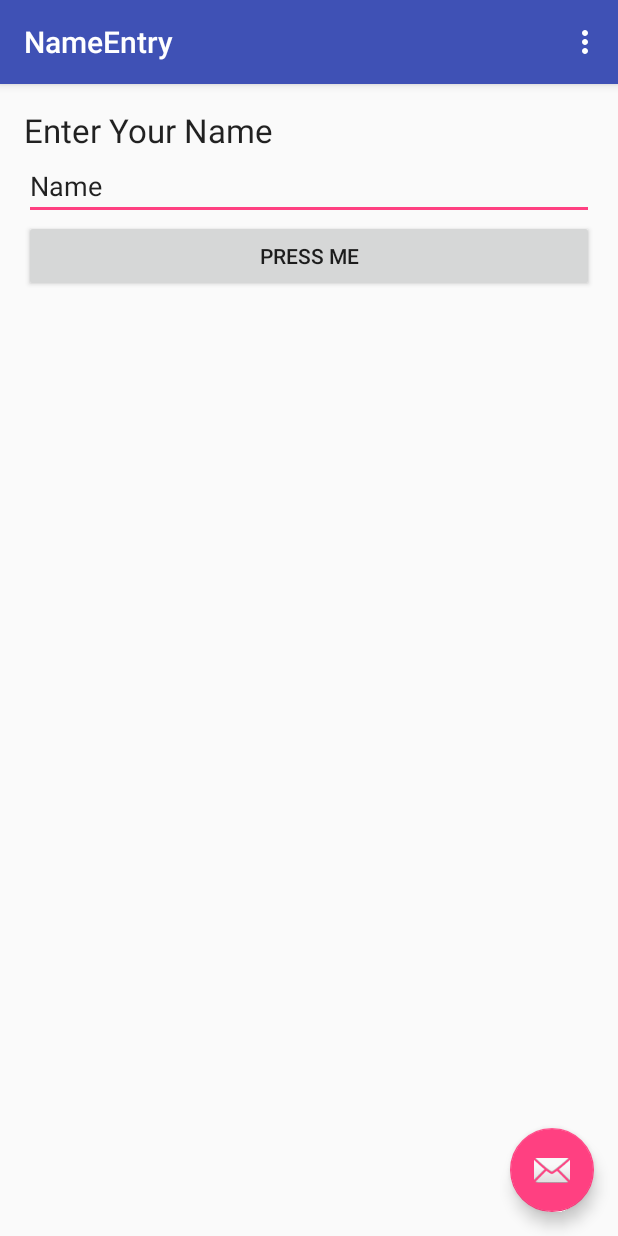
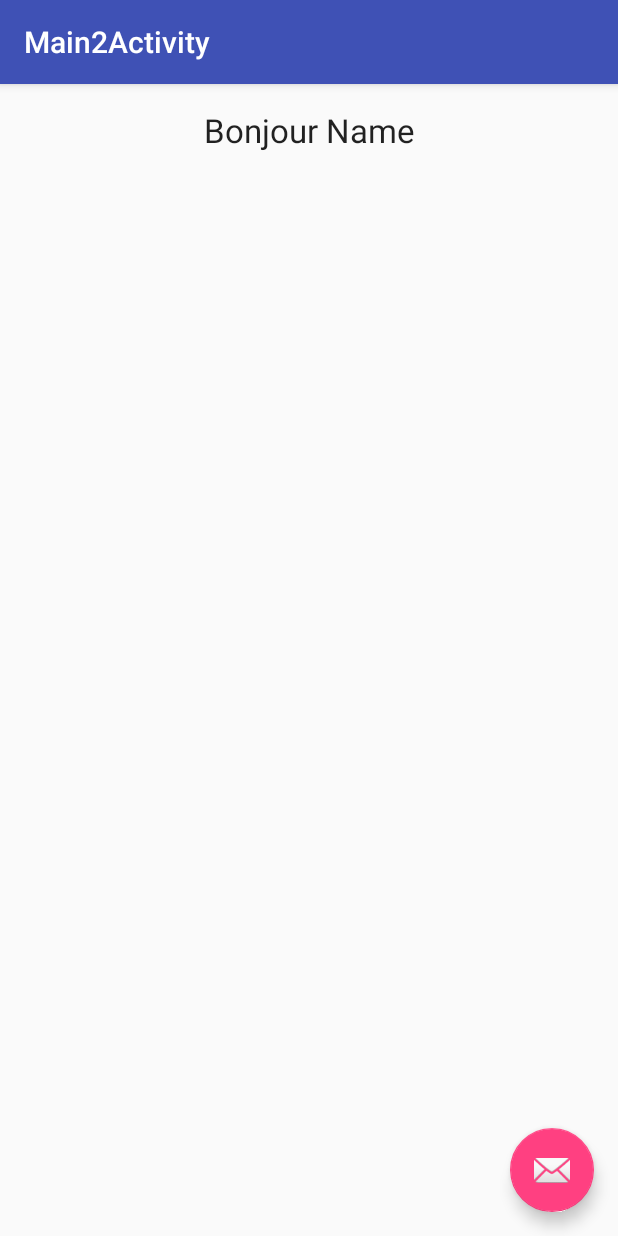
Before and after one commit to wku-tmc/NameEntry, an Android app: the screen it shows after launch (MainActivity before the commit, Main2Activity after it), after a tap on "PRESS ME", on a phone screen of 412 x 824 dp. Run offline under Robolectric (Android 15) with nearby library versions, the phone set to English and light mode, and no system bars.

Commit message:
created second activity, passes name from first activity to display at second activity

```diff
--- a/app/src/main/AndroidManifest.xml
+++ b/app/src/main/AndroidManifest.xml
@@ -18,6 +18,10 @@
                 <category android:name="android.intent.category.LAUNCHER" />
             </intent-filter>
         </activity>
+        <activity
+            android:name=".Main2Activity"
+            android:label="@string/title_activity_main2"
+            android:theme="@style/AppTheme.NoActionBar"></activity>
     </application>
 
 </manifest>
--- /dev/null
+++ b/app/src/main/java/sg/edu/tmc/comp1661/nameentry/Main2Activity.java
@@ -0,0 +1,36 @@
+package sg.edu.tmc.comp1661.nameentry;
+
+import android.os.Bundle;
+import android.support.design.widget.FloatingActionButton;
+import android.support.design.widget.Snackbar;
+import android.support.v7.app.AppCompatActivity;
+import android.support.v7.widget.Toolbar;
+import android.view.View;
+import android.widget.TextView;
+
+public class Main2Activity extends AppCompatActivity {
+
+    @Override
+    protected void onCreate(Bundle savedInstanceState) {
+        super.onCreate(savedInstanceState);
+        setContentView(R.layout.activity_main2);
+
+        TextView textView = (TextView) findViewById(R.id.textView2);
+        String name = getIntent().getExtras().getString("name");
+        textView.setText("Bonjour " + name);
+
+
+        Toolbar toolbar = (Toolbar) findViewById(R.id.toolbar);
+        setSupportActionBar(toolbar);
+
+        FloatingActionButton fab = (FloatingActionButton) findViewById(R.id.fab);
+        fab.setOnClickListener(new View.OnClickListener() {
+            @Override
+            public void onClick(View view) {
+                Snackbar.make(view, "Replace with your own action", Snackbar.LENGTH_LONG)
+                        .setAction("Action", null).show();
+            }
+        });
+    }
+
+}
--- a/app/src/main/java/sg/edu/tmc/comp1661/nameentry/MainActivity.java
+++ b/app/src/main/java/sg/edu/tmc/comp1661/nameentry/MainActivity.java
@@ -1,5 +1,6 @@
 package sg.edu.tmc.comp1661.nameentry;
 
+import android.content.Intent;
 import android.os.Bundle;
 import android.support.design.widget.FloatingActionButton;
 import android.support.design.widget.Snackbar;
@@ -29,12 +30,13 @@ public class MainActivity extends AppCompatActivity {
                 String name = editText.getText().toString();
                 Toast.makeText(MainActivity.this, "Name: " + name,
                         Toast.LENGTH_LONG).show();
+
+                //code to start a new activity/screen
+                Intent intent = new Intent(MainActivity.this, Main2Activity.class);
+                intent.putExtra("name", name);
+                startActivity(intent);
             }
         });
-
-
-
-
 
 
         Toolbar toolbar = (Toolbar) findViewById(R.id.toolbar);
--- /dev/null
+++ b/app/src/main/res/layout/activity_main2.xml
@@ -0,0 +1,34 @@
+<?xml version="1.0" encoding="utf-8"?>
+<android.support.design.widget.CoordinatorLayout xmlns:android="http://schemas.android.com/apk/res/android"
+    xmlns:app="http://schemas.android.com/apk/res-auto"
+    xmlns:tools="http://schemas.android.com/tools"
+    android:layout_width="match_parent"
+    android:layout_height="match_parent"
+    android:fitsSystemWindows="true"
+    tools:context="sg.edu.tmc.comp1661.nameentry.Main2Activity">
+
+    <android.support.design.widget.AppBarLayout
+        android:layout_width="match_parent"
+        android:layout_height="wrap_content"
+        android:theme="@style/AppTheme.AppBarOverlay">
+
+        <android.support.v7.widget.Toolbar
+            android:id="@+id/toolbar"
+            android:layout_width="match_parent"
+            android:layout_height="?attr/actionBarSize"
+            android:background="?attr/colorPrimary"
+            app:popupTheme="@style/AppTheme.PopupOverlay" />
+
+    </android.support.design.widget.AppBarLayout>
+
+    <include layout="@layout/content_main2" />
+
+    <android.support.design.widget.FloatingActionButton
+        android:id="@+id/fab"
+        android:layout_width="wrap_content"
+        android:layout_height="wrap_content"
+        android:layout_gravity="bottom|end"
+        android:layout_margin="@dimen/fab_margin"
+        android:src="@android:drawable/ic_dialog_email" />
+
+</android.support.design.widget.CoordinatorLayout>
--- /dev/null
+++ b/app/src/main/res/layout/content_main2.xml
@@ -0,0 +1,24 @@
+<?xml version="1.0" encoding="utf-8"?>
+<RelativeLayout xmlns:android="http://schemas.android.com/apk/res/android"
+    xmlns:app="http://schemas.android.com/apk/res-auto"
+    xmlns:tools="http://schemas.android.com/tools"
+    android:layout_width="match_parent"
+    android:layout_height="match_parent"
+    android:paddingBottom="@dimen/activity_vertical_margin"
+    android:paddingLeft="@dimen/activity_horizontal_margin"
+    android:paddingRight="@dimen/activity_horizontal_margin"
+    android:paddingTop="@dimen/activity_vertical_margin"
+    app:layout_behavior="@string/appbar_scrolling_view_behavior"
+    tools:context="sg.edu.tmc.comp1661.nameentry.Main2Activity"
+    tools:showIn="@layout/activity_main2">
+
+    <TextView
+        android:layout_width="match_parent"
+        android:layout_height="wrap_content"
+        android:textAppearance="?android:attr/textAppearanceLarge"
+        android:text="Large Text"
+        android:id="@+id/textView2"
+        android:layout_alignParentTop="true"
+        android:layout_centerHorizontal="true"
+        android:gravity="center_horizontal" />
+</RelativeLayout>
--- a/app/src/main/res/values/strings.xml
+++ b/app/src/main/res/values/strings.xml
@@ -1,4 +1,5 @@
 <resources>
     <string name="app_name">NameEntry</string>
     <string name="action_settings">Settings</string>
+    <string name="title_activity_main2">Main2Activity</string>
 </resources>
```
